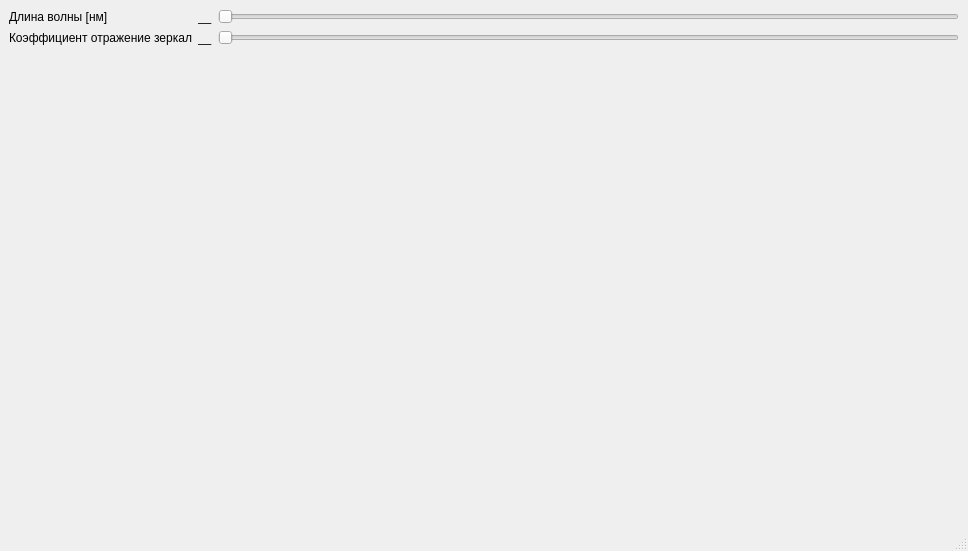
Qt form assets/templates/MainWindow.ui (DmitriDanshin/mortar-and-pestle) before a commit.
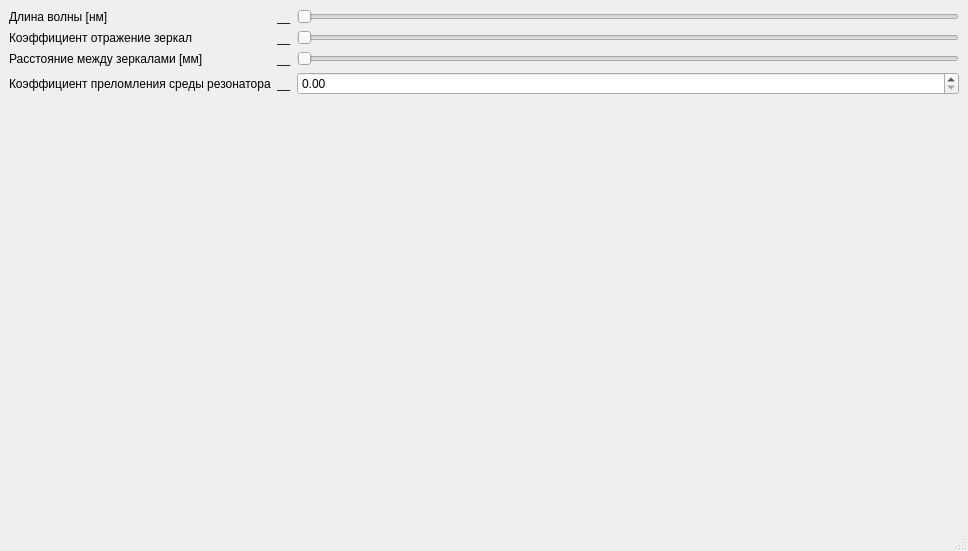
The same form after that commit.

```diff
--- a/assets/templates/MainWindow.ui
+++ b/assets/templates/MainWindow.ui
@@ -17,13 +17,48 @@
    <layout class="QGridLayout" name="gridLayout_2">
     <item row="0" column="0">
      <layout class="QGridLayout" name="gridLayout">
-      <item row="1" column="2">
+      <item row="2" column="3">
+       <widget class="QSlider" name="horizontalSlider_3">
+        <property name="orientation">
+         <enum>Qt::Horizontal</enum>
+        </property>
+       </widget>
+      </item>
+      <item row="2" column="1">
+       <widget class="QLabel" name="distance_label">
+        <property name="text">
+         <string>__</string>
+        </property>
+       </widget>
+      </item>
+      <item row="1" column="1">
+       <widget class="QLabel" name="reflection_label">
+        <property name="text">
+         <string>__</string>
+        </property>
+       </widget>
+      </item>
+      <item row="1" column="3">
        <widget class="QSlider" name="horizontalSlider_2">
         <property name="orientation">
          <enum>Qt::Horizontal</enum>
         </property>
        </widget>
       </item>
+      <item row="0" column="3">
+       <widget class="QSlider" name="horizontalSlider">
+        <property name="orientation">
+         <enum>Qt::Horizontal</enum>
+        </property>
+       </widget>
+      </item>
+      <item row="2" column="0">
+       <widget class="QLabel" name="label_3">
+        <property name="text">
+         <string>Расстояние между зеркалами [мм]</string>
+        </property>
+       </widget>
+      </item>
       <item row="0" column="1">
        <widget class="QLabel" name="wavelength_label">
         <property name="maximumSize">
@@ -37,27 +72,6 @@
         </property>
        </widget>
       </item>
-      <item row="1" column="1">
-       <widget class="QLabel" name="reflection_label">
-        <property name="text">
-         <string>__</string>
-        </property>
-       </widget>
-      </item>
-      <item row="0" column="2">
-       <widget class="QSlider" name="horizontalSlider">
-        <property name="orientation">
-         <enum>Qt::Horizontal</enum>
-        </property>
-       </widget>
-      </item>
-      <item row="0" column="0">
-       <widget class="QLabel" name="label">
-        <property name="text">
-         <string>Длина волны [нм]</string>
-        </property>
-       </widget>
-      </item>
       <item row="1" column="0">
        <widget class="QLabel" name="label_2">
         <property name="text">
@@ -65,6 +79,30 @@
         </property>
        </widget>
       </item>
+      <item row="0" column="0">
+       <widget class="QLabel" name="label">
+        <property name="text">
+         <string>Длина волны [нм]</string>
+        </property>
+       </widget>
+      </item>
+      <item row="3" column="0">
+       <widget class="QLabel" name="label_4">
+        <property name="text">
+         <string>Коэффициент преломления среды резонатора</string>
+        </property>
+       </widget>
+      </item>
+      <item row="3" column="1">
+       <widget class="QLabel" name="n_label">
+        <property name="text">
+         <string>__</string>
+        </property>
+       </widget>
+      </item>
+      <item row="3" column="3">
+       <widget class="QDoubleSpinBox" name="doubleSpinBox"/>
+      </item>
      </layout>
     </item>
     <item row="3" column="0" rowspan="2">
```
Left out of the diff: 2 changed lines with no effect on the pictures.
